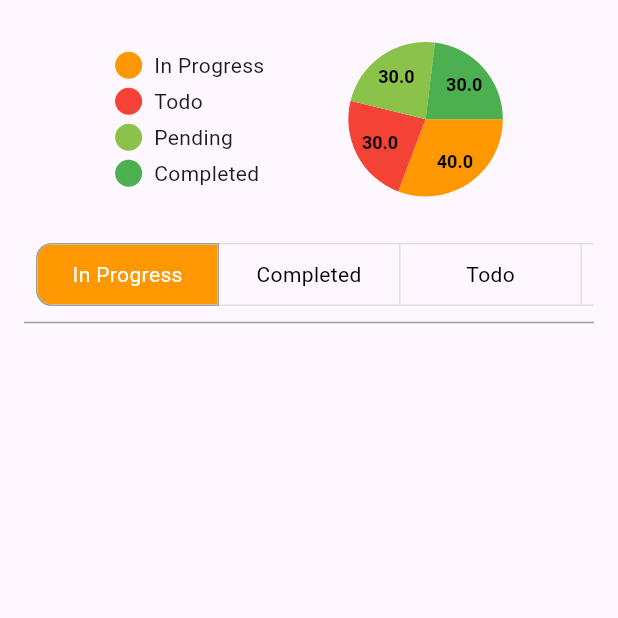
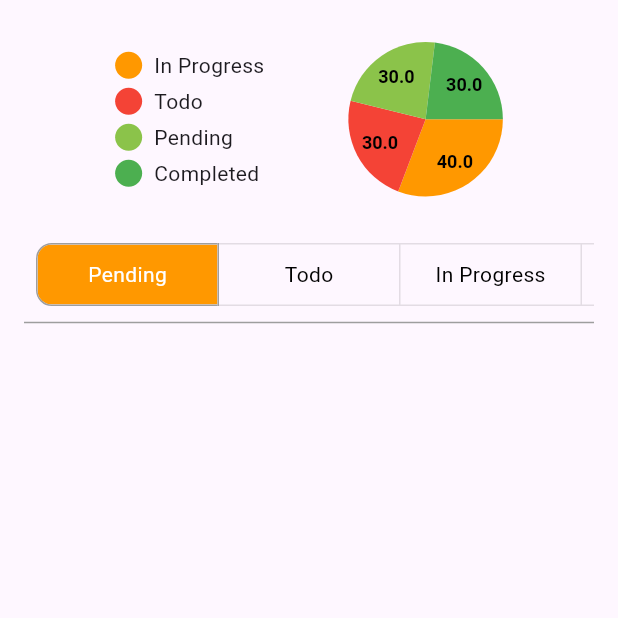
Before and after one commit to BFOBC/OBC_Flutter_Project, a Flutter app: the BrokerMissions screen opened directly, on a phone screen of 412 x 824 dp, the top half of it. Run offline on Flutter 3.47's test engine with Material 3 defaults, Android fonts, the phone set to English and light mode, and no system bars; drawn by our look-alikes of pie_chart; our stand-ins replace cloud_firestore, connectivity_plus, firebase_auth, firebase_core, firebase_messaging, firebase_storage and 13 more; missing offline and left inert: card_stack_widget, dart:ffi; accounts and stored records are empty; network calls fail.

Commit message:
worked on reported bugs

```diff
--- a/lib/ui/broker/mission/BrokerMissions.dart
+++ b/lib/ui/broker/mission/BrokerMissions.dart
@@ -18,7 +18,7 @@ class BrokerMissions extends StatefulWidget {
 class _BrokerMissionsState extends State<BrokerMissions> {
   int _selectedIndex = 0;
   final List<bool> _selectedToggle = [true, false, false, false];
-  final List<String> _toggleText = ["In Progress", "Completed", "Todo","Completed"];
+  final List<String> _toggleText = ["Pending", "Todo", "In Progress","Completed"];
   bool isLoading = true; // Track loading state
   // Define the color list to match chart segments, tabs, and vertical bars
   final List<Color> _colorList = [
@@ -281,11 +281,11 @@ class _BrokerMissionsState extends State<BrokerMissions> {
   String _getStatusForIndex(int index) {
     switch (index) {
       case 0:
-        return 'In Progress';
+        return 'Pending';
       case 1:
         return 'Todo';
       case 2:
-        return 'Pending';
+        return 'In Progress';
       default:
         return 'Completed';
     }
```
Also changed, not shown: lib/ui/common/screens/DrawerScreen.dart (+8 -8 lines).
